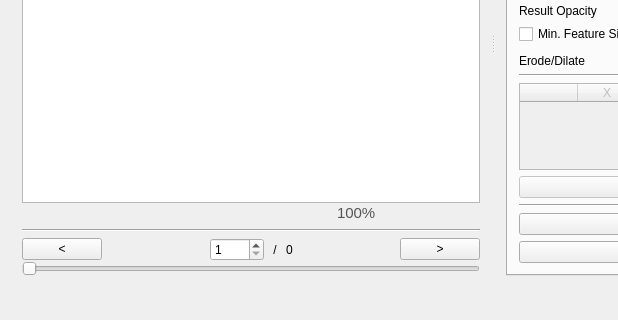
Old version of the form mainwindow.ui in the repository prsousa/TomSeg; both pictures show x 0 to 618 and y 248 to 568 of the 967 by 568 pixel window.
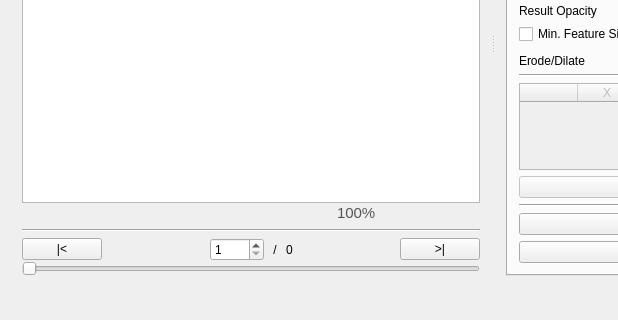
New version of the form. Icons and pictures are not drawn.

Commit message: Change navigation to first and last slice

```diff
--- a/mainwindow.ui
+++ b/mainwindow.ui
@@ -207,7 +207,7 @@
           <item>
            <widget class="QPushButton" name="previousSliceButton">
             <property name="text">
-             <string>&lt;</string>
+             <string>|&lt;</string>
             </property>
            </widget>
           </item>
@@ -273,7 +273,7 @@
           <item>
            <widget class="QPushButton" name="nextSliceButton">
             <property name="text">
-             <string>&gt;</string>
+             <string>&gt;|</string>
             </property>
            </widget>
           </item>
```
Left out of the diff: 4 changed lines with no effect on the pictures. The commit also changes 2 other files.
